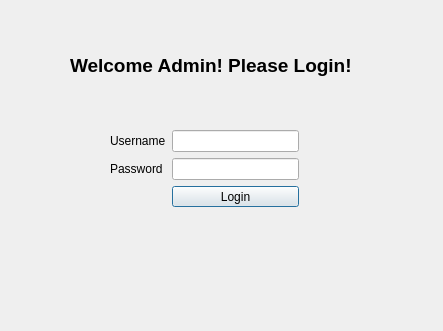
The window that Project/dialogadmin.ui (nhitz/CS1CProject2) describes before a commit, drawn with Qt 5.
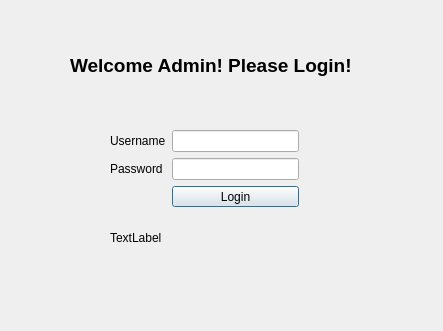
The same window after the commit.

Patch:
```diff
--- a/Project/dialogadmin.ui
+++ b/Project/dialogadmin.ui
@@ -34,7 +34,7 @@
     <string>Welcome Admin! Please Login!</string>
    </property>
   </widget>
-  <widget class="QWidget" name="">
+  <widget class="QWidget" name="layoutWidget">
    <property name="geometry">
     <rect>
      <x>110</x>
@@ -73,6 +73,19 @@
     </item>
    </layout>
   </widget>
+  <widget class="QLabel" name="statusLabel">
+   <property name="geometry">
+    <rect>
+     <x>110</x>
+     <y>230</y>
+     <width>181</width>
+     <height>16</height>
+    </rect>
+   </property>
+   <property name="text">
+    <string>TextLabel</string>
+   </property>
+  </widget>
  </widget>
  <resources/>
  <connections/>
```
Left out of the diff: 6 changed lines with no effect on the pictures.
